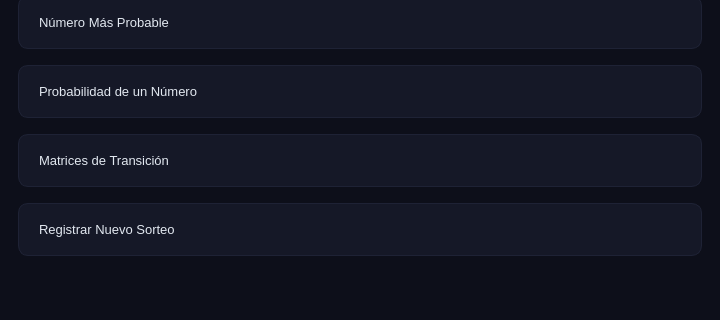
The window that Interfaz/main_window.ui (LuciaVega-L/LabEstocasticos-Loteria) describes before a commit, drawn with Qt 5; both pictures show x 0 to 720 and y 213 to 533 of the 720 by 700 pixel window.
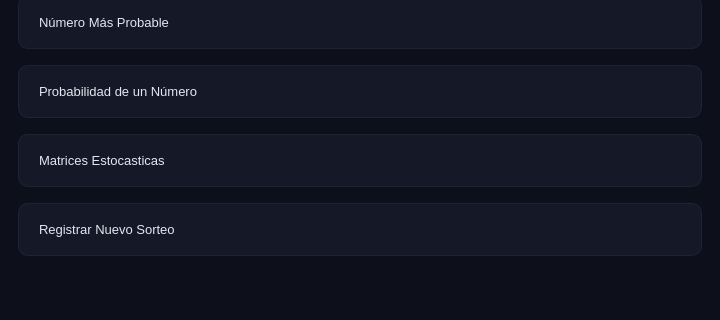
The same window after the commit. The open tabs and pages were chosen to show the change.

Commit message: cambios en nombres de la interfaz

Diff of the .ui file:
```diff
--- a/Interfaz/main_window.ui
+++ b/Interfaz/main_window.ui
@@ -160,7 +160,7 @@
 QPushButton:hover { border: 1px solid #34D399; background-color: #181B2E; }</string>
           </property>
           <property name="text">
-           <string>Matrices de Transición  </string>
+           <string>Matrices Estocasticas  </string>
           </property>
          </widget>
         </item>
```
Left out of the diff: 2 changed lines with no effect on the pictures. The commit also changes 1 other file.
